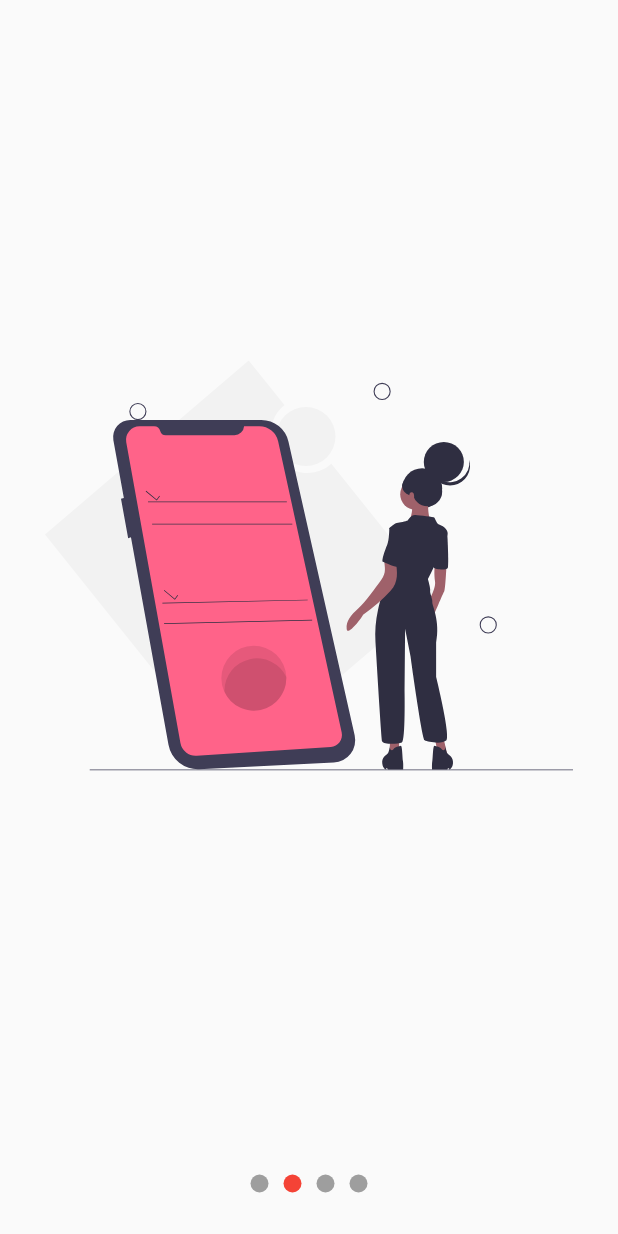
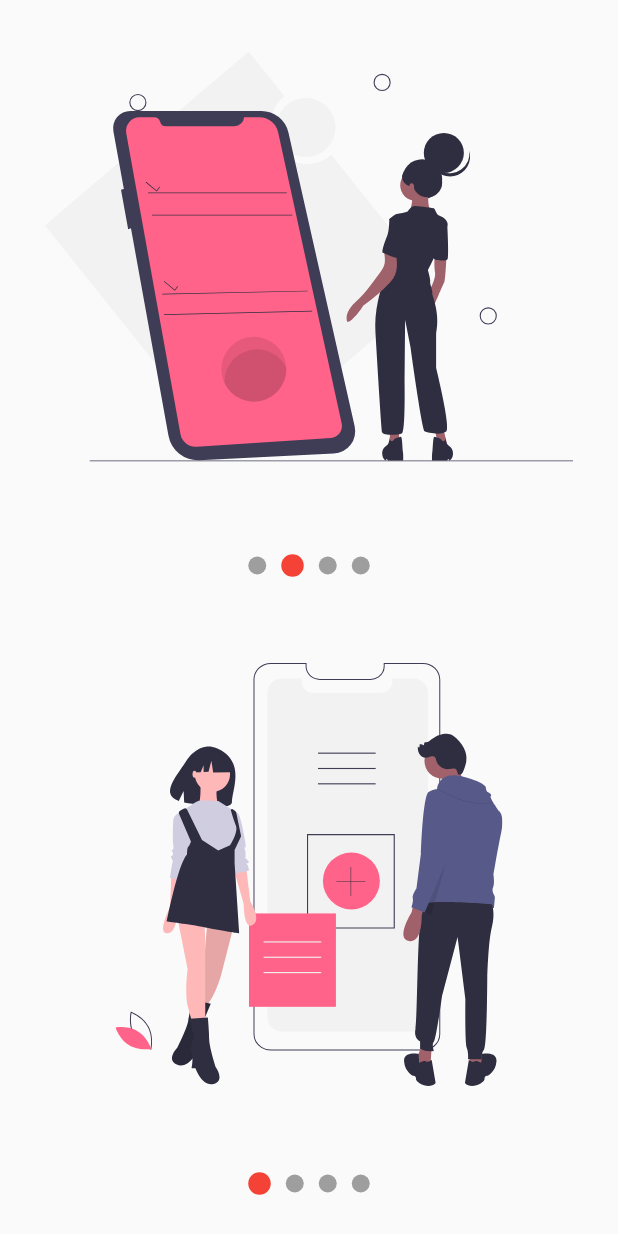
Before and after one commit to geceba/AnimacionesFlutter, a Flutter app: the screen it shows after launch, swiped to page 2, on a phone screen of 412 x 824 dp. Run offline on Flutter 3.47's test engine with Material 2 defaults, Android fonts, the phone set to English and light mode, and no system bars; our stand-ins replace flutter_svg.

Commit message:
Slideshow

```diff
--- a/lib/src/pages/SlideShow.dart
+++ b/lib/src/pages/SlideShow.dart
@@ -6,16 +6,34 @@ class SlideShowPage extends StatelessWidget {
   @override
   Widget build(BuildContext context) {
     return Scaffold(
-      body: Slideshow(
+      body: Column(
+        children: <Widget>[
+          Expanded(child: MySlideshow()),
+          Expanded(child: MySlideshow()),
+        ]
+      ),
+    );
+  }
+}
+
+class MySlideshow extends StatelessWidget {
+  const MySlideshow({
+    Key key,
+  }) : super(key: key);
+
+  @override
+  Widget build(BuildContext context) {
+    return Slideshow(
       dotTop: false,
       primaryColor: Colors.red,
+      bulletPrimary: 15,
+      bulletSecondary: 12,
       slides: <Widget>[
         SvgPicture.asset('assets/svgs/slide-1.svg'),
         SvgPicture.asset('assets/svgs/slide-2.svg'),
         SvgPicture.asset('assets/svgs/slide-3.svg'),
         SvgPicture.asset('assets/svgs/slide-4.svg'),
       ],
-      ),
     );
   }
 }
--- a/lib/src/widgets/slideshow.dart
+++ b/lib/src/widgets/slideshow.dart
@@ -1,4 +1,3 @@
-import 'package:animation/src/models/slider_model.dart';
 import 'package:flutter/material.dart';
 import 'package:provider/provider.dart';
 
@@ -7,29 +6,37 @@ class Slideshow extends StatelessWidget {
   final bool dotTop;
   final Color primaryColor;
   final Color secondaryColor;
+  final double bulletPrimary;
+  final double bulletSecondary;
 
   Slideshow(
       {@required this.slides,
       this.dotTop = false,
       this.primaryColor = Colors.blue,
-      this.secondaryColor = Colors.grey});
+      this.secondaryColor = Colors.grey,
+      this.bulletPrimary = 12.0,
+      this.bulletSecondary = 12.0});
 
   @override
   Widget build(BuildContext context) {
     return ChangeNotifierProvider(
-      create: (_) => new SliderModel(),
+      create: (_) => new _SlideshowModel(),
       child: SafeArea(
         child: Center(
-          child: Column(
-            children: <Widget>[
-              if (this.dotTop)
-                _Dots(
-                    this.slides.length, this.primaryColor, this.secondaryColor),
-              Expanded(child: _Slides(this.slides)),
-              if (!this.dotTop)
-                _Dots(
-                    this.slides.length, this.primaryColor, this.secondaryColor),
-            ],
+          child: Builder(
+            builder: (BuildContext context) {
+              Provider.of<_SlideshowModel>(context).primaryColor =
+                  this.primaryColor;
+              Provider.of<_SlideshowModel>(context).secondaryColor =
+                  this.secondaryColor;
+
+              Provider.of<_SlideshowModel>(context).bulletPrimary =
+                  this.bulletPrimary;
+              Provider.of<_SlideshowModel>(context).bulletSecondary =
+                  this.bulletSecondary;
+
+              return _CreateSlideshow(dotTop: dotTop, slides: slides);
+            },
           ),
         ),
       ),
@@ -37,12 +44,32 @@ class Slideshow extends StatelessWidget {
   }
 }
 
+class _CreateSlideshow extends StatelessWidget {
+  const _CreateSlideshow({
+    Key key,
+    @required this.dotTop,
+    @required this.slides,
+  }) : super(key: key);
+
+  final bool dotTop;
+  final List<Widget> slides;
+
+  @override
+  Widget build(BuildContext context) {
+    return Column(
+      children: <Widget>[
+        if (this.dotTop) _Dots(this.slides.length),
+        Expanded(child: _Slides(this.slides)),
+        if (!this.dotTop) _Dots(this.slides.length),
+      ],
+    );
+  }
+}
+
 class _Dots extends StatelessWidget {
   final int totalSlides;
-  final Color primaryColor;
-  final Color secondaryColor;
 
-  _Dots(this.totalSlides, this.primaryColor, this.secondaryColor);
+  _Dots(this.totalSlides);
 
   @override
   Widget build(BuildContext context) {
@@ -51,33 +78,37 @@ class _Dots extends StatelessWidget {
       height: 70,
       child: Row(
           mainAxisAlignment: MainAxisAlignment.center,
-          children: List.generate(this.totalSlides,
-              (i) => _Dot(i, this.primaryColor, this.secondaryColor))),
+          children: List.generate(this.totalSlides, (i) => _Dot(i))),
     );
   }
 }
 
 class _Dot extends StatelessWidget {
   final int index;
-  final Color primaryColor;
-  final Color secondaryColor;
 
-  _Dot(this.index, this.primaryColor, this.secondaryColor);
+  _Dot(this.index);
 
   @override
   Widget build(BuildContext context) {
-    final pageViewIndex = Provider.of<SliderModel>(context).currentPage;
+    final ssModel = Provider.of<_SlideshowModel>(context);
+    double tam;
+    Color color;
+
+    if (ssModel.currentPage >= index - 0.5 &&
+        ssModel.currentPage < index + 0.5) {
+      tam = ssModel.bulletPrimary;
+      color = ssModel.primaryColor;
+    } else {
+      tam = ssModel.bulletSecondary;
+      color = ssModel.secondaryColor;
+    }
 
     return AnimatedContainer(
         duration: Duration(milliseconds: 200),
-        width: 12,
-        height: 12,
+        width: tam,
+        height: tam,
         margin: EdgeInsets.symmetric(horizontal: 5),
-        decoration: BoxDecoration(
-            color: (pageViewIndex >= index - 0.5 && pageViewIndex < index + 0.5)
-                ? this.primaryColor
-                : this.secondaryColor,
-            shape: BoxShape.circle));
+        decoration: BoxDecoration(color: color, shape: BoxShape.circle));
   }
 }
 
@@ -96,7 +127,7 @@ class __SlidesState extends State<_Slides> {
   void initState() {
     super.initState();
     pageViewController.addListener(() {
-      Provider.of<SliderModel>(context, listen: false).currentPage =
+      Provider.of<_SlideshowModel>(context, listen: false).currentPage =
           pageViewController.page;
     });
   }
@@ -112,11 +143,6 @@ class __SlidesState extends State<_Slides> {
     return Container(
         child: PageView(
       controller: pageViewController,
-      // children: <Widget>[
-      //   _Slide('assets/svgs/slide-1.svg'),
-      //   _Slide('assets/svgs/slide-2.svg'),
-      //   _Slide('assets/svgs/slide-3.svg'),
-      // ],
       children: widget.slides.map((slide) => _Slide(slide)).toList(),
     ));
   }
@@ -136,3 +162,42 @@ class _Slide extends StatelessWidget {
     );
   }
 }
+
+class _SlideshowModel with ChangeNotifier {
+  double _currentPage = 0;
+  double _bulletPrimary = 12;
+  double _bulletSecondary = 12;
+  Color _primaryColor = Colors.blue;
+  Color _secondaryColor = Colors.grey;
+
+  double get currentPage => this._currentPage;
+
+  set currentPage(double currentPage) {
+    this._currentPage = currentPage;
+    notifyListeners();
+  }
+
+  Color get primaryColor => this._primaryColor;
+
+  set primaryColor(Color color) {
+    this._primaryColor = color;
+  }
+
+  Color get secondaryColor => this._secondaryColor;
+
+  set secondaryColor(Color color) {
+    this._secondaryColor = color;
+  }
+
+  double get bulletPrimary => this._bulletPrimary;
+
+  set bulletPrimary(double bulletPrimary) {
+    this._bulletPrimary = bulletPrimary;
+  }
+
+  double get bulletSecondary => this._bulletSecondary;
+
+  set bulletSecondary(double bulletSecondary) {
+    this._bulletSecondary = bulletSecondary;
+  }
+}
```
Lines whose indentation alone changed are shown as unchanged.
